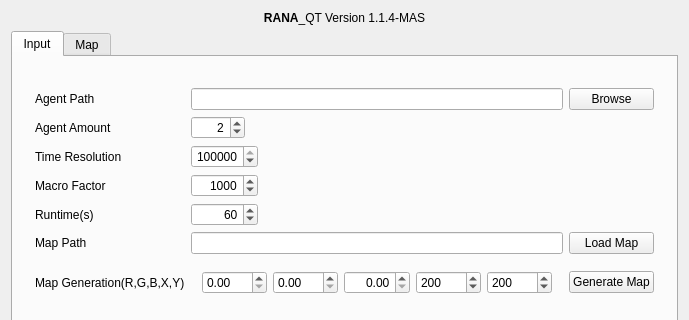
First picture: the form in mainwindow.ui, repository sojoe02/RANA, before the edit; both pictures show x 0 to 689 and y 0 to 320 of the 689 by 681 pixel window.
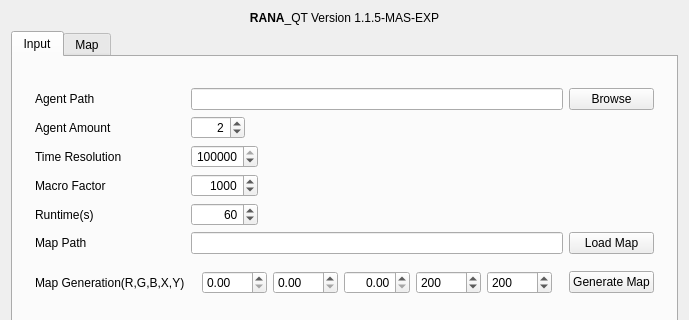
Second picture: the form after the edit.

Diff of the .ui file:
```diff
--- a/mainwindow.ui
+++ b/mainwindow.ui
@@ -636,7 +636,7 @@
     <item row="0" column="0">
      <widget class="QLabel" name="label_4">
       <property name="text">
-       <string>&lt;html&gt;&lt;head/&gt;&lt;body&gt;&lt;p&gt;&lt;span style=&quot; font-weight:600;&quot;&gt;RANA&lt;/span&gt;_QT Version 1.1.4-MAS&lt;/p&gt;&lt;/body&gt;&lt;/html&gt;</string>
+       <string>&lt;html&gt;&lt;head/&gt;&lt;body&gt;&lt;p&gt;&lt;span style=&quot; font-weight:600;&quot;&gt;RANA&lt;/span&gt;_QT Version 1.1.5-MAS-EXP&lt;/p&gt;&lt;/body&gt;&lt;/html&gt;</string>
       </property>
       <property name="textFormat">
        <enum>Qt::RichText</enum>
```
